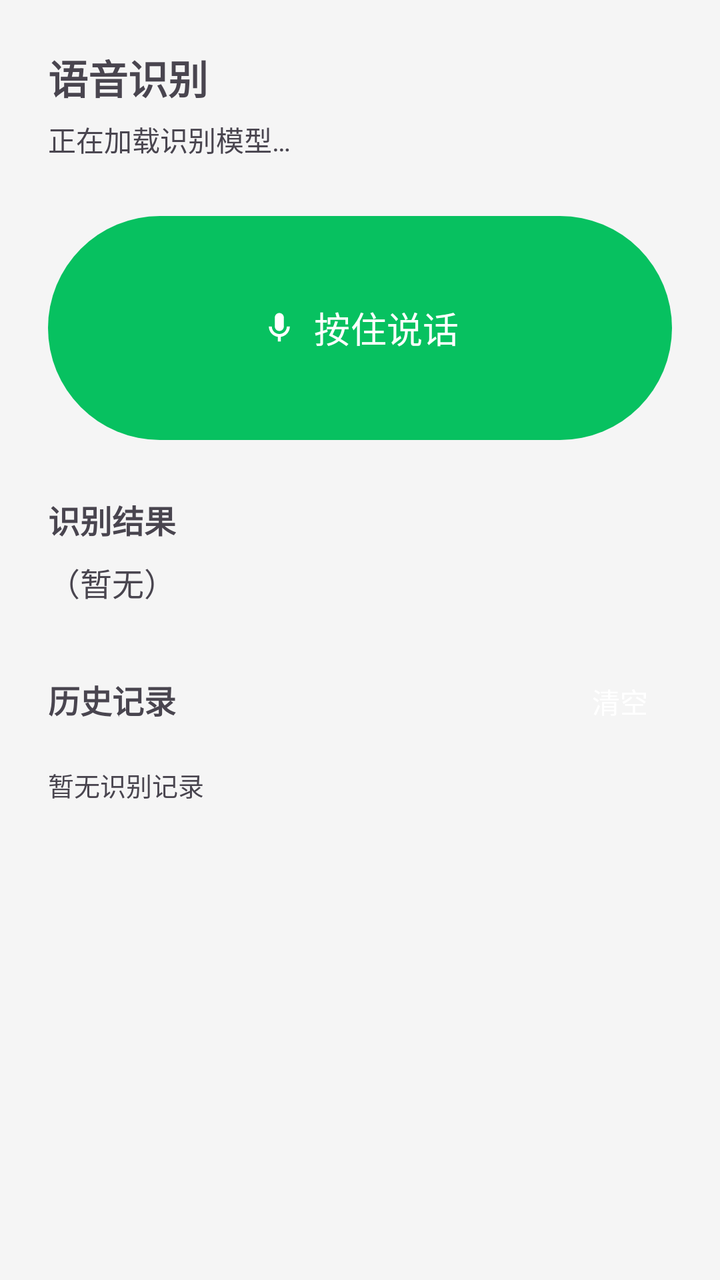
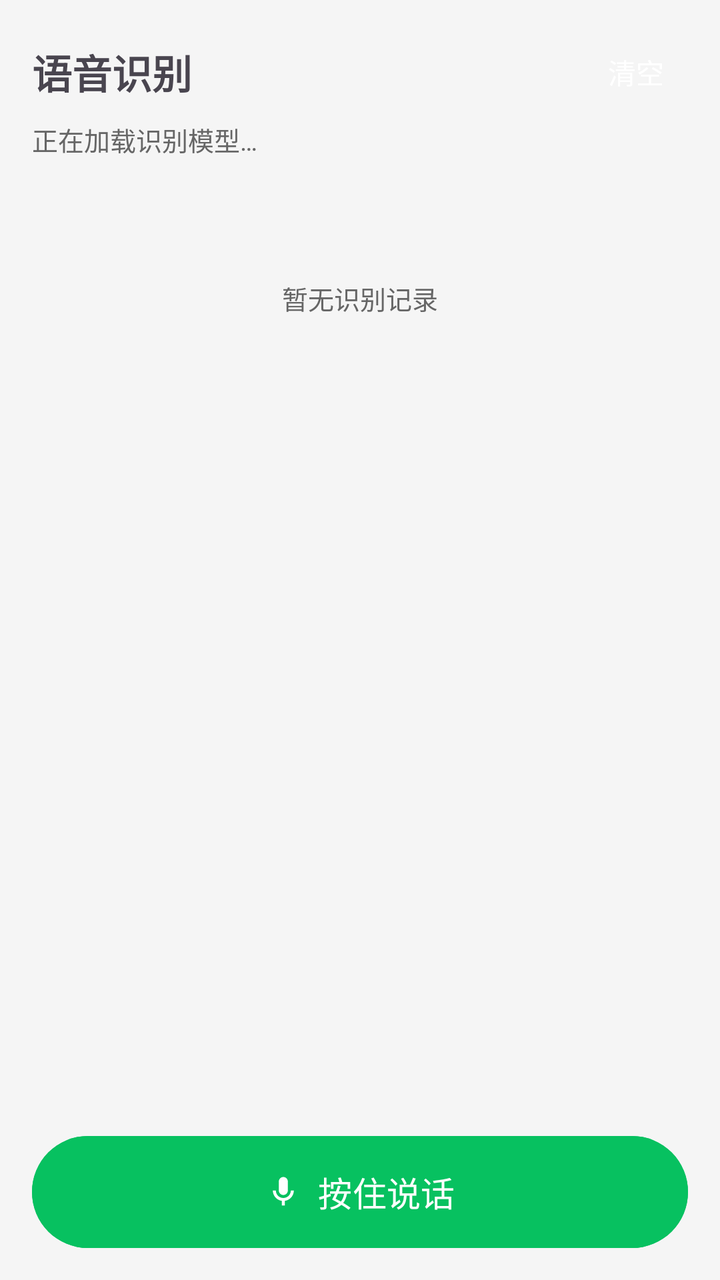

Screens rendered from an Android XML layout before and after an edit, with the pre-edit source and the edit as a unified diff.
<!-- AndroidManifest.xml: application theme Theme.TtsTest -->
<!-- res/layout/fragment_speech.xml -->
<?xml version="1.0" encoding="utf-8"?>
<ScrollView xmlns:android="http://schemas.android.com/apk/res/android"
    xmlns:app="http://schemas.android.com/apk/res-auto"
    android:layout_width="match_parent"
    android:layout_height="match_parent"
    android:fillViewport="true">

    <LinearLayout
        android:layout_width="match_parent"
        android:layout_height="wrap_content"
        android:orientation="vertical"
        android:padding="24dp">

        <TextView
            android:layout_width="wrap_content"
            android:layout_height="wrap_content"
            android:text="@string/speech_title"
            android:textSize="20sp"
            android:textStyle="bold" />

        
        <TextView
            android:id="@+id/tvStatus"
            android:layout_width="match_parent"
            android:layout_height="wrap_content"
            android:layout_marginTop="6dp"
            android:text="@string/speech_init_loading"
            android:textSize="14sp" />

        <Button
            android:id="@+id/btnHold"
            android:layout_width="match_parent"
            android:layout_height="wrap_content"
            android:layout_marginTop="24dp"
            android:minHeight="120dp"
            android:text="@string/speech_hold_hint"
            android:textSize="18sp"
            app:icon="@drawable/ic_mic"
            app:iconGravity="textStart"
            app:iconPadding="8dp"
            app:iconTint="?attr/colorOnPrimary" />

        <TextView
            android:layout_width="wrap_content"
            android:layout_height="wrap_content"
            android:layout_marginTop="24dp"
            android:text="@string/speech_result_label"
            android:textSize="16sp"
            android:textStyle="bold" />

        <TextView
            android:id="@+id/tvResult"
            android:layout_width="match_parent"
            android:layout_height="wrap_content"
            android:layout_marginTop="8dp"
            android:text="@string/speech_result_empty"
            android:textSize="16sp" />

        <LinearLayout
            android:layout_width="match_parent"
            android:layout_height="wrap_content"
            android:layout_marginTop="24dp"
            android:orientation="horizontal">

            <TextView
                android:layout_width="0dp"
                android:layout_height="wrap_content"
                android:layout_weight="1"
                android:text="@string/speech_history_title"
                android:textSize="16sp"
                android:textStyle="bold" />

            <Button
                android:id="@+id/btnClearHistory"
                android:layout_width="wrap_content"
                android:layout_height="wrap_content"
                android:minWidth="0dp"
                android:paddingStart="12dp"
                android:paddingEnd="12dp"
                android:text="@string/speech_clear_history"
                style="?android:attr/borderlessButtonStyle" />
        </LinearLayout>

        <TextView
            android:id="@+id/tvHistoryEmpty"
            android:layout_width="match_parent"
            android:layout_height="wrap_content"
            android:layout_marginTop="8dp"
            android:text="@string/speech_history_empty"
            android:textSize="13sp" />

        
        <LinearLayout
            android:id="@+id/historyContainer"
            android:layout_width="match_parent"
            android:layout_height="wrap_content"
            android:layout_marginTop="4dp"
            android:orientation="vertical" />

    </LinearLayout>
</ScrollView>
<!-- resources referenced by this layout -->
<resources>
  <!-- drawable ic_mic (drawable) -->
  <?xml version="1.0" encoding="utf-8"?>
  <vector xmlns:android="http://schemas.android.com/apk/res/android"
      android:width="24dp"
      android:height="24dp"
      android:viewportWidth="24"
      android:viewportHeight="24">
  
      
      <path
          android:fillColor="#FFFFFF"
          android:pathData="M12,14c1.66,0 3,-1.34 3,-3V5c0,-1.66 -1.34,-3 -3,-3S9,3.34 9,5v6c0,1.66 1.34,3 3,3z" />
  
      
      <path
          android:fillColor="#FFFFFF"
          android:pathData="M17,11c0,2.76 -2.24,5 -5,5s-5,-2.24 -5,-5H5c0,3.53 2.61,6.43 6,6.92V21h2v-3.08c3.39,-0.49 6,-3.39 6,-6.92h-2z" />
  </vector>
  <string name="speech_clear_history">清空</string>
  <string name="speech_history_empty">暂无识别记录</string>
  <string name="speech_history_title">历史记录</string>
  <string name="speech_hold_hint">按住说话</string>
  <string name="speech_init_loading">正在加载识别模型…</string>
  <string name="speech_result_empty">（暂无）</string>
  <string name="speech_result_label">识别结果</string>
  <string name="speech_title">语音识别</string>
  <style name="Theme.TtsTest" parent="Theme.Material3.Light.NoActionBar">
          
          <item name="colorPrimary">@color/wechat_green</item>
          <item name="colorOnPrimary">@color/white</item>
  
          
          <item name="colorSurface">@color/app_background</item>
          <item name="colorOnSurface">@color/text_black</item>
          <item name="android:colorBackground">@color/app_background</item>
          <item name="android:windowBackground">@color/app_background</item>
  
          
          <item name="android:textColorPrimary">@color/text_black</item>
          <item name="android:textColorSecondary">@color/text_secondary</item>
  
          
          <item name="colorOnSurfaceVariant">@color/unselected_gray</item>
      </style>
  <color name="wechat_green">#07C160</color>
  <color name="white">#FFFFFF</color>
  <color name="app_background">#F5F5F5</color>
  <color name="text_black">#000000</color>
  <color name="text_secondary">#666666</color>
  <color name="unselected_gray">#8A8A8A</color>
</resources>

<!-- the commit's change to res/layout/fragment_speech.xml (unified diff, before → after) -->
@@ -1,101 +1,112 @@
 <?xml version="1.0" encoding="utf-8"?>
-<ScrollView xmlns:android="http://schemas.android.com/apk/res/android"
+<LinearLayout xmlns:android="http://schemas.android.com/apk/res/android"
     xmlns:app="http://schemas.android.com/apk/res-auto"
     android:layout_width="match_parent"
     android:layout_height="match_parent"
-    android:fillViewport="true">
+    android:orientation="vertical">
 
+    
     <LinearLayout
         android:layout_width="match_parent"
         android:layout_height="wrap_content"
-        android:orientation="vertical"
-        android:padding="24dp">
+        android:gravity="center_vertical"
+        android:orientation="horizontal"
+        android:paddingStart="16dp"
+        android:paddingTop="12dp"
+        android:paddingEnd="16dp">
 
         <TextView
-            android:layout_width="wrap_content"
+            android:layout_width="0dp"
             android:layout_height="wrap_content"
+            android:layout_weight="1"
             android:text="@string/speech_title"
             android:textSize="20sp"
             android:textStyle="bold" />
 
-        
-        <TextView
-            android:id="@+id/tvStatus"
+        <Button
+            android:id="@+id/btnClearHistory"
+            style="?android:attr/borderlessButtonStyle"
+            android:layout_width="wrap_content"
+            android:layout_height="wrap_content"
+            android:minWidth="0dp"
+            android:paddingStart="12dp"
+            android:paddingEnd="12dp"
+            android:text="@string/speech_clear_history" />
+    </LinearLayout>
+
+    
+    <TextView
+        android:id="@+id/tvStatus"
+        android:layout_width="match_parent"
+        android:layout_height="wrap_content"
+        android:paddingStart="16dp"
+        android:paddingEnd="16dp"
+        android:text="@string/speech_init_loading"
+        android:textColor="@color/text_secondary"
+        android:textSize="13sp" />
+
+    
+    <ScrollView
+        android:id="@+id/historyScroll"
+        android:layout_width="match_parent"
+        android:layout_height="0dp"
+        android:layout_marginTop="4dp"
+        android:layout_weight="1"
+        android:fillViewport="true">
+
+        <LinearLayout
             android:layout_width="match_parent"
             android:layout_height="wrap_content"
-            android:layout_marginTop="6dp"
-            android:text="@string/speech_init_loading"
-            android:textSize="14sp" />
+            android:orientation="vertical"
+            android:paddingStart="16dp"
+            android:paddingTop="8dp"
+            android:paddingEnd="16dp"
+            android:paddingBottom="8dp">
+
+            <TextView
+                android:id="@+id/tvHistoryEmpty"
+                android:layout_width="match_parent"
+                android:layout_height="wrap_content"
+                android:gravity="center"
+                android:paddingTop="48dp"
+                android:paddingBottom="48dp"
+                android:text="@string/speech_history_empty"
+                android:textColor="@color/text_secondary"
+                android:textSize="13sp" />
+
+            <LinearLayout
+                android:id="@+id/historyContainer"
+                android:layout_width="match_parent"
+                android:layout_height="wrap_content"
+                android:orientation="vertical" />
+        </LinearLayout>
+    </ScrollView>
+
+    
+    <FrameLayout
+        android:layout_width="match_parent"
+        android:layout_height="wrap_content"
+        android:paddingStart="16dp"
+        android:paddingTop="8dp"
+        android:paddingEnd="16dp"
+        android:paddingBottom="16dp">
 
         <Button
             android:id="@+id/btnHold"
             android:layout_width="match_parent"
-            android:layout_height="wrap_content"
-            android:layout_marginTop="24dp"
-            android:minHeight="120dp"
+            android:layout_height="56dp"
+            android:backgroundTint="@color/wechat_green"
+            android:insetTop="0dp"
+            android:insetBottom="0dp"
+            android:stateListAnimator="@null"
             android:text="@string/speech_hold_hint"
-            android:textSize="18sp"
+            android:textColor="@color/white"
+            android:textSize="17sp"
+            app:cornerRadius="28dp"
             app:icon="@drawable/ic_mic"
             app:iconGravity="textStart"
             app:iconPadding="8dp"
-            app:iconTint="?attr/colorOnPrimary" />
+            app:iconTint="@color/white" />
+    </FrameLayout>
 
-        <TextView
-            android:layout_width="wrap_content"
-            android:layout_height="wrap_content"
-            android:layout_marginTop="24dp"
-            android:text="@string/speech_result_label"
-            android:textSize="16sp"
-            android:textStyle="bold" />
-
-        <TextView
-            android:id="@+id/tvResult"
-            android:layout_width="match_parent"
-            android:layout_height="wrap_content"
-            android:layout_marginTop="8dp"
-            android:text="@string/speech_result_empty"
-            android:textSize="16sp" />
-
-        <LinearLayout
-            android:layout_width="match_parent"
-            android:layout_height="wrap_content"
-            android:layout_marginTop="24dp"
-            android:orientation="horizontal">
-
-            <TextView
-                android:layout_width="0dp"
-                android:layout_height="wrap_content"
-                android:layout_weight="1"
-                android:text="@string/speech_history_title"
-                android:textSize="16sp"
-                android:textStyle="bold" />
-
-            <Button
-                android:id="@+id/btnClearHistory"
-                android:layout_width="wrap_content"
-                android:layout_height="wrap_content"
-                android:minWidth="0dp"
-                android:paddingStart="12dp"
-                android:paddingEnd="12dp"
-                android:text="@string/speech_clear_history"
-                style="?android:attr/borderlessButtonStyle" />
-        </LinearLayout>
-
-        <TextView
-            android:id="@+id/tvHistoryEmpty"
-            android:layout_width="match_parent"
-            android:layout_height="wrap_content"
-            android:layout_marginTop="8dp"
-            android:text="@string/speech_history_empty"
-            android:textSize="13sp" />
-
-        
-        <LinearLayout
-            android:id="@+id/historyContainer"
-            android:layout_width="match_parent"
-            android:layout_height="wrap_content"
-            android:layout_marginTop="4dp"
-            android:orientation="vertical" />
-
-    </LinearLayout>
-</ScrollView>
+</LinearLayout>
<!-- resource entries referenced after the edit -->
@@ -20,11 +20,8 @@
   </vector>
   <string name="speech_clear_history">清空</string>
   <string name="speech_history_empty">暂无识别记录</string>
-  <string name="speech_history_title">历史记录</string>
   <string name="speech_hold_hint">按住说话</string>
   <string name="speech_init_loading">正在加载识别模型…</string>
-  <string name="speech_result_empty">（暂无）</string>
-  <string name="speech_result_label">识别结果</string>
   <string name="speech_title">语音识别</string>
   <style name="Theme.TtsTest" parent="Theme.Material3.Light.NoActionBar">
           
